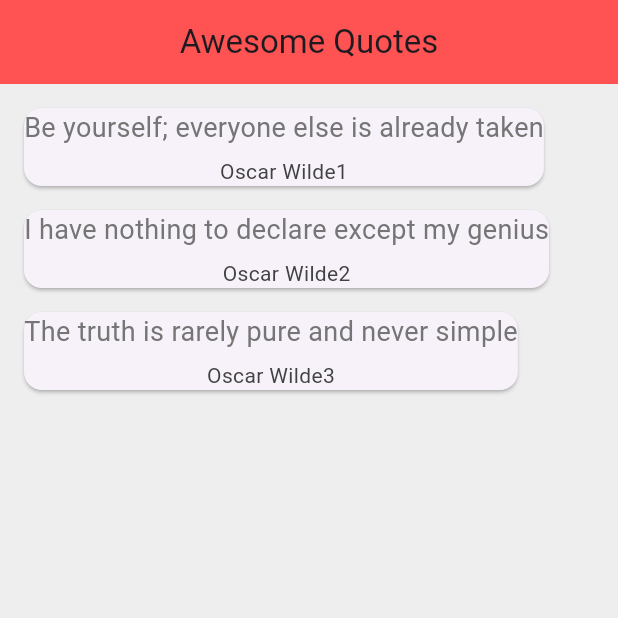
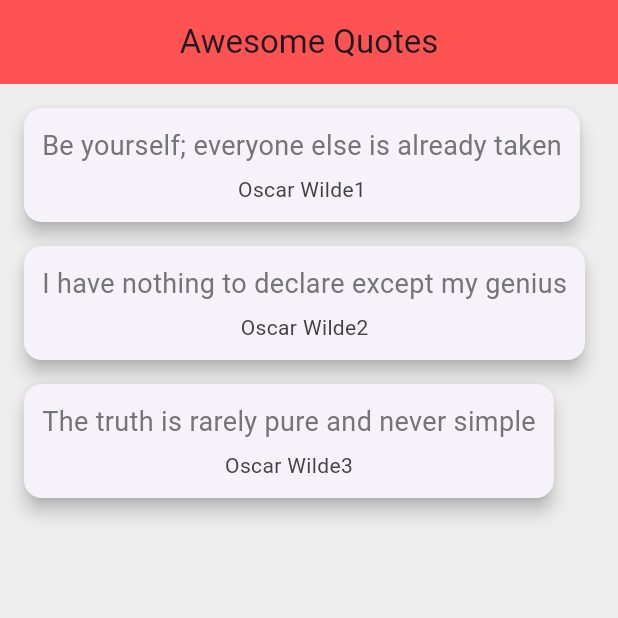
Before and after one commit to better-adapted/flutter_app_demo, a Flutter app: the screen it shows after launch, on a phone screen of 412 x 824 dp, the top half of it. Run offline on Flutter 3.47's test engine with Material 3 defaults, Android fonts, the phone set to English and light mode, and no system bars.

Commit message:
quote card working as a class - needed required keyword!

```diff
--- a/lib/main.dart
+++ b/lib/main.dart
@@ -26,28 +26,7 @@ class _QuoteListState extends State<QuoteList> {
 
   Widget quoteTemplate(quote)
   {
-    return Card(
-      margin: EdgeInsets.fromLTRB(16.0,16.0,16.0,0.0),
-      child: Column(
-        children: <Widget>[
-          Text(
-            quote.text,
-            style: TextStyle(
-              fontSize: 18.0,
-              color: Colors.grey[600],
-            )
-          ),
-          SizedBox(height: 6.0),
-          Text(
-            quote.author,
-            style: TextStyle(
-              fontSize: 14.0,
-              color: Colors.grey[800]
-            )
-          ),
-        ],
-      )
-    );
+    return QuoteCard(quote: quote);
   }
 
   @override
@@ -74,3 +53,39 @@ class _QuoteListState extends State<QuoteList> {
       );
   }
 }
+
+class QuoteCard extends StatelessWidget {
+
+  final Quote quote;
+  QuoteCard({required this.quote });
+
+  @override
+  Widget build(BuildContext context) {
+    return Card(
+        margin: EdgeInsets.fromLTRB(16.0,16.0,16.0,0.0),
+        elevation: 5.0,
+        child: Padding(
+          padding: const EdgeInsets.all(12.0),
+          child: Column(
+            children: <Widget>[
+              Text(
+                  quote.text,
+                  style: TextStyle(
+                    fontSize: 18.0,
+                    color: Colors.grey[600],
+                  )
+              ),
+              SizedBox(height: 6.0),
+              Text(
+                  quote.author,
+                  style: TextStyle(
+                      fontSize: 14.0,
+                      color: Colors.grey[800]
+                  )
+              ),
+            ],
+          ),
+        )
+    );
+  }
+}
```
